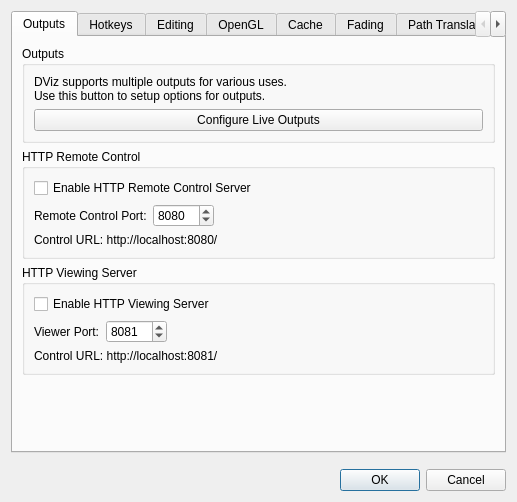
First picture: the form in src/AppSettingsDialog.ui, repository google-code-export/dviz, before the edit.
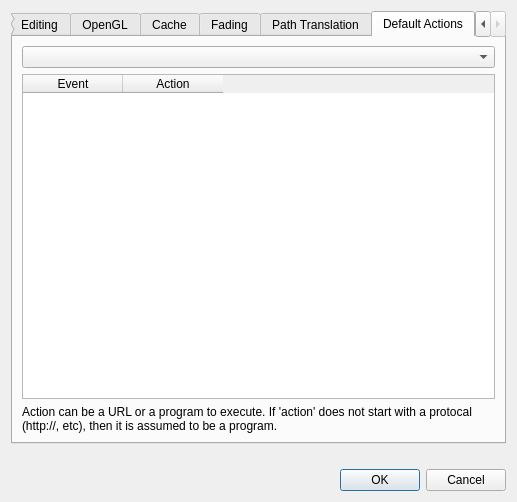
Second picture: the form after the edit. The open tabs and pages were chosen to show the change. Icons and pictures are not drawn.

Commit message: Changed UserEventAction class to a simple QHash<QString,QStringList> pair and updated the related store/retrieve code and methods to match. Implemented UI in AppSettingsDialog to edit default actions. Implemented UI in SlideGroupSettingsDialog to edit per-group actions. Actual calling of the actions not implemented yet. Compiles and runs. TODO Add Unit Tests

```diff
--- a/src/AppSettingsDialog.ui
+++ b/src/AppSettingsDialog.ui
@@ -1001,6 +1001,40 @@
        </item>
       </layout>
      </widget>
+     <widget class="QWidget" name="tab_8">
+      <attribute name="title">
+       <string>Default Actions</string>
+      </attribute>
+      <layout class="QVBoxLayout" name="verticalLayout_19">
+       <item>
+        <widget class="QComboBox" name="slideGroupType"/>
+       </item>
+       <item>
+        <widget class="QTableWidget" name="eventTable">
+         <column>
+          <property name="text">
+           <string>Event</string>
+          </property>
+         </column>
+         <column>
+          <property name="text">
+           <string>Action</string>
+          </property>
+         </column>
+        </widget>
+       </item>
+       <item>
+        <widget class="QLabel" name="label_26">
+         <property name="text">
+          <string>Action can be a URL or a program to execute. If 'action' does not start with a protocal (http://, etc), then it is assumed to be a program.</string>
+         </property>
+         <property name="wordWrap">
+          <bool>true</bool>
+         </property>
+        </widget>
+       </item>
+      </layout>
+     </widget>
     </widget>
    </item>
    <item>
```
The commit also changes 13 other files.
